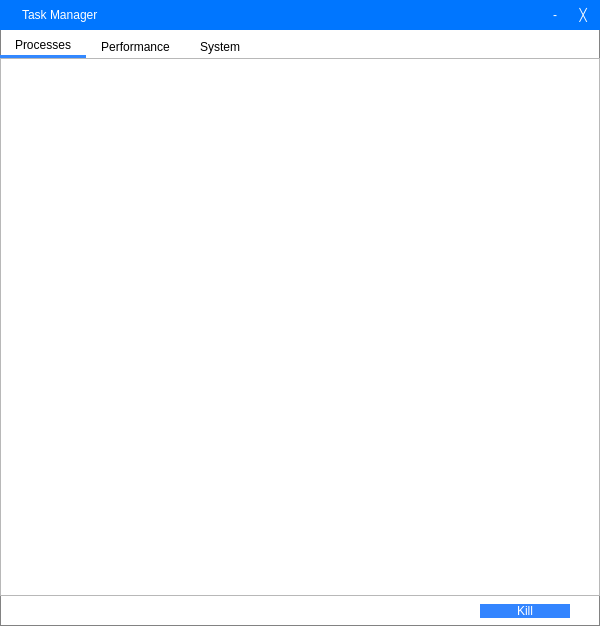
The window that forms/main_window.ui (yuxincs/taskmanager) describes before a commit, drawn with Qt 5.
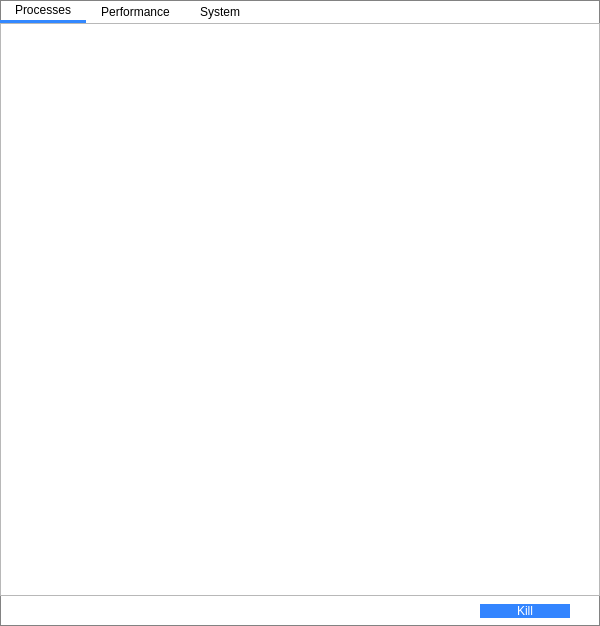
The same window after the commit. Icons and pictures are not drawn. Custom widgets are drawn as their Qt base class.

Commit message: Remove custom title bar.

The edit to the form file:
```diff
--- a/forms/main_window.ui
+++ b/forms/main_window.ui
@@ -176,97 +176,6 @@
     <property name="bottomMargin">
      <number>0</number>
     </property>
-    <item>
-     <widget class="QWidget" name="titleWidget" native="true">
-      <property name="minimumSize">
-       <size>
-        <width>0</width>
-        <height>30</height>
-       </size>
-      </property>
-      <property name="maximumSize">
-       <size>
-        <width>16777215</width>
-        <height>30</height>
-       </size>
-      </property>
-      <property name="styleSheet">
-       <string notr="true"/>
-      </property>
-      <layout class="QHBoxLayout" name="horizontalLayout_2" stretch="0,3,1,1">
-       <property name="spacing">
-        <number>0</number>
-       </property>
-       <property name="leftMargin">
-        <number>10</number>
-       </property>
-       <property name="topMargin">
-        <number>0</number>
-       </property>
-       <property name="rightMargin">
-        <number>0</number>
-       </property>
-       <property name="bottomMargin">
-        <number>0</number>
-       </property>
-       <item>
-        <widget class="QLabel" name="label">
-         <property name="maximumSize">
-          <size>
-           <width>25</width>
-           <height>25</height>
-          </size>
-         </property>
-         <property name="text">
-          <string/>
-         </property>
-         <property name="pixmap">
-          <pixmap resource="../task_manager.qrc">:/assets/icon.png</pixmap>
-         </property>
-         <property name="scaledContents">
-          <bool>true</bool>
-         </property>
-        </widget>
-       </item>
-       <item>
-        <widget class="QLabel" name="titleLabel">
-         <property name="text">
-          <string>Task Manager</string>
-         </property>
-         <property name="indent">
-          <number>5</number>
-         </property>
-        </widget>
-       </item>
-       <item>
-        <widget class="QPushButton" name="minimizeButton">
-         <property name="maximumSize">
-          <size>
-           <width>30</width>
-           <height>16777215</height>
-          </size>
-         </property>
-         <property name="text">
-          <string>-</string>
-         </property>
-        </widget>
-       </item>
-       <item>
-        <widget class="QPushButton" name="closeButton">
-         <property name="maximumSize">
-          <size>
-           <width>30</width>
-           <height>16777215</height>
-          </size>
-         </property>
-         <property name="text">
-          <string>╳ </string>
-         </property>
-        </widget>
-       </item>
-      </layout>
-     </widget>
-    </item>
     <item>
      <widget class="QTabWidget" name="centralTabWidget">
       <property name="styleSheet">
```
Left out of the diff: 6 changed lines with no effect on the pictures. The commit also changes 2 other files.
